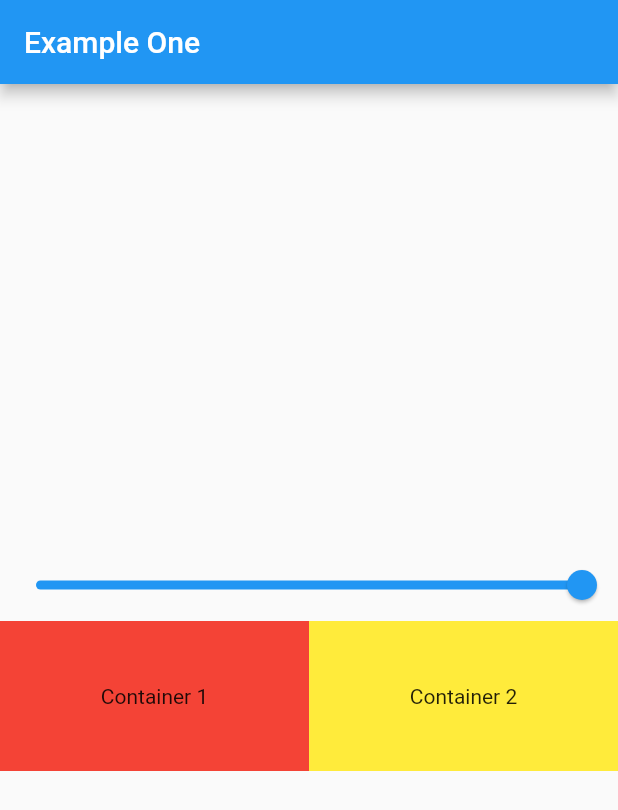
After one commit to surajmandal99/practice_provider, a Flutter app: the screen it shows after launch, on a phone screen of 412 x 824 dp. The commit adds this screen. Shown: the top 810 px of the screen. Run offline on Flutter 3.47's test engine with Material 2 defaults, Android fonts, the phone set to English and light mode, and no system bars.

Commit message:
slider created

```diff
--- a/lib/main.dart
+++ b/lib/main.dart
@@ -1,6 +1,7 @@
 import 'package:flutter/material.dart';
 import 'package:practice_provider/providers/fav_provider.dart';
-import 'package:practice_provider/screens/home_screen.dart';
+import 'package:practice_provider/providers/slider_provider.dart';
+import 'package:practice_provider/screens/slider_screen.dart';
 import 'package:provider/provider.dart';
 
 void main() {
@@ -14,11 +15,12 @@ class MyApp extends StatelessWidget {
   Widget build(BuildContext context) {
     return MultiProvider(
       providers: [
+        ChangeNotifierProvider(create: (_) => SliderProvider()),
         ChangeNotifierProvider(create: (context) => FavProvider()),
       ],
       child: const MaterialApp(
         debugShowCheckedModeBanner: false,
-        home: HomeScreen(),
+        home: SliderScreen(),
       ),
     );
   }
--- /dev/null
+++ b/lib/providers/slider_provider.dart
@@ -0,0 +1,11 @@
+import 'package:flutter/material.dart';
+
+class SliderProvider extends ChangeNotifier {
+  double _opacity = 1.0;
+  double get opacity => _opacity;
+
+  void setOpacity(double value) {
+    _opacity = value;
+    notifyListeners();
+  }
+}
--- /dev/null
+++ b/lib/screens/slider_screen.dart
@@ -0,0 +1,58 @@
+import 'package:flutter/material.dart';
+import 'package:practice_provider/providers/slider_provider.dart';
+import 'package:provider/provider.dart';
+
+class SliderScreen extends StatefulWidget {
+  const SliderScreen({Key? key}) : super(key: key);
+
+  @override
+  SlidernState createState() => SlidernState();
+}
+
+class SlidernState extends State<SliderScreen> {
+  @override
+  Widget build(BuildContext context) {
+    return Scaffold(
+      appBar: AppBar(
+        title: const Text('Example One'),
+      ),
+      body: Center(
+        child: Column(
+          mainAxisAlignment: MainAxisAlignment.center,
+          children: <Widget>[
+            Consumer<SliderProvider>(builder: (context, value, child) {
+              return Slider(
+                  label: "Slide to see Opacity",
+                  min: 0,
+                  max: 1,
+                  value: value.opacity,
+                  onChanged: (val) {
+                    value.setOpacity(val);
+                  });
+            }),
+            Consumer<SliderProvider>(builder: (context, value, child) {
+              return Row(
+                children: [
+                  Expanded(
+                    child: Container(
+                      height: 100,
+                      color: Colors.red.withOpacity(value.opacity),
+                      child: const Center(child: Text('Container 1')),
+                    ),
+                  ),
+                  Expanded(
+                    child: Container(
+                      height: 100,
+                      color: Colors.yellow.withOpacity(value.opacity),
+                      child: const Center(child: Text('Container 2')),
+                    ),
+                  ),
+                ],
+              );
+            }),
+          ],
+        ),
+      ),
+    );
+  }
+}
```
